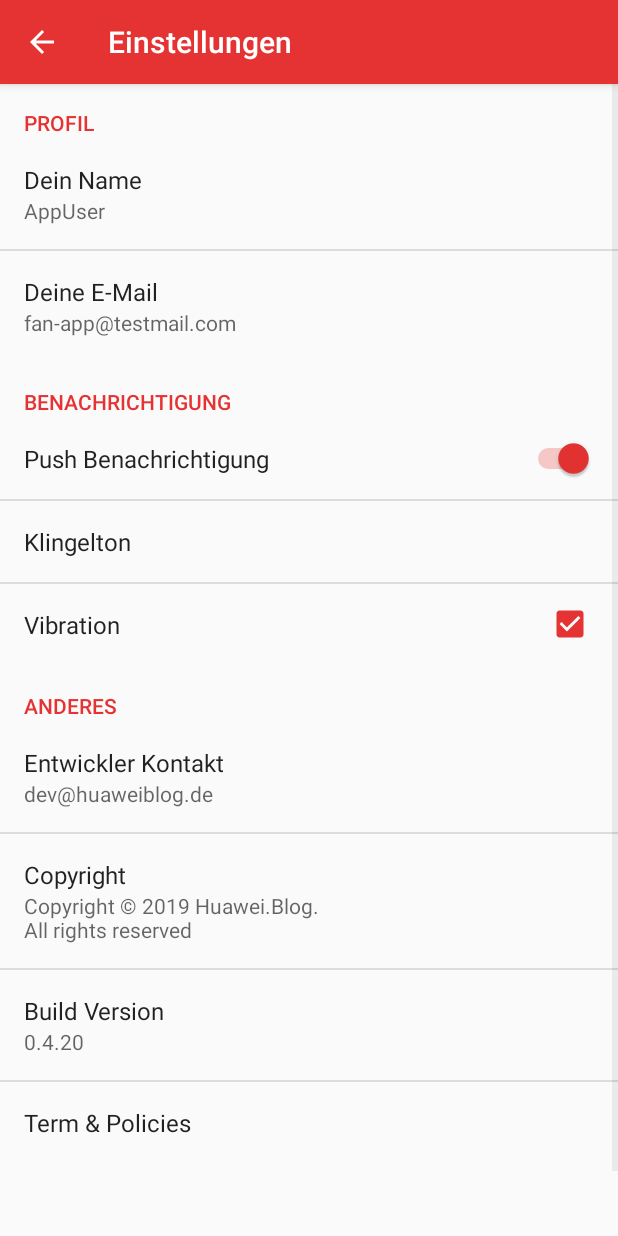
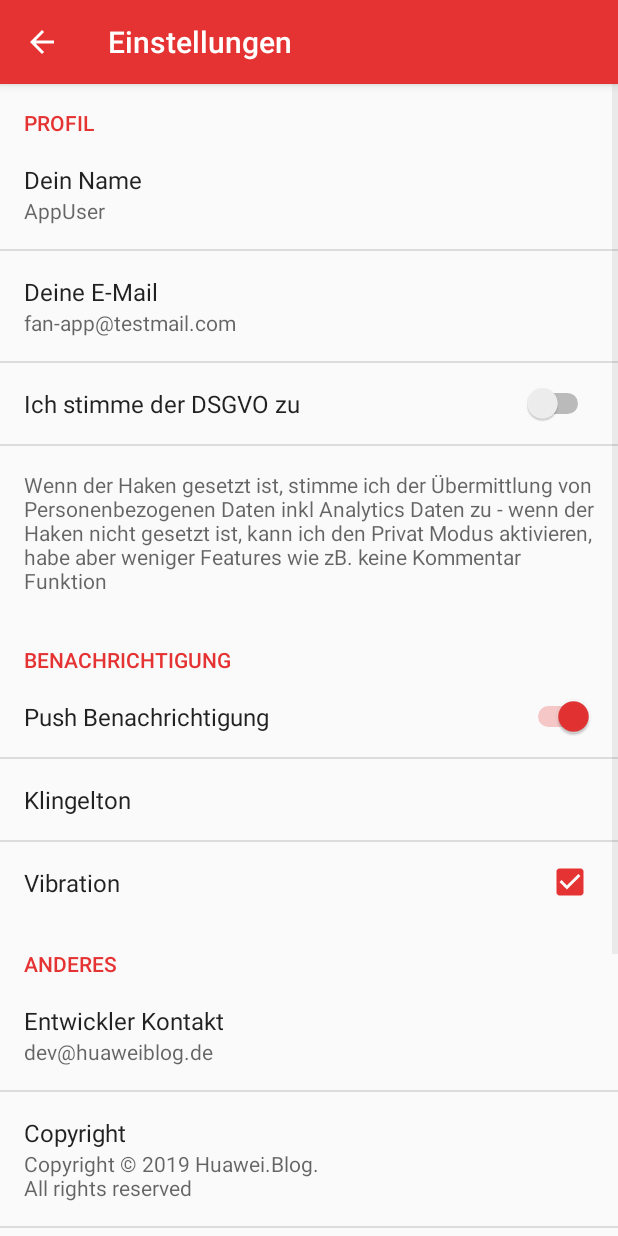
Before and after one commit to HUAWEIBlog/HUAWEI.Blog-Pro-App, an Android app: the ActivitySettings screen opened directly, with no data from a screen before it, on a phone screen of 412 x 824 dp. Run offline under Robolectric (Android 15) with nearby library versions, the phone set to English and light mode, and no system bars; our stand-ins replace Picasso; pictures from the network do not load.

Commit message:
Add Mokup for DSGVO

```diff
--- a/app/src/main/res/values/strings.xml
+++ b/app/src/main/res/values/strings.xml
@@ -68,6 +68,8 @@
     <string name="pref_title_build">Build Version</string>
     <string name="pref_title_term">Term &amp; Policies</string>
     <string name="pref_title_heart">Gemacht mit ❤ in Düsseldorf</string>
+    <string name="pref_title_dsgvo">Ich stimme der DSGVO zu</string>
+    <string name="pref_title_dsgvo_text">Wenn der Haken gesetzt ist, stimme ich der Übermittlung von Personenbezogenen Daten inkl Analytics Daten zu - wenn der Haken nicht gesetzt ist, kann ich den Privat Modus aktivieren, habe aber weniger Features wie zB. keine Kommentar Funktion</string>
     <string name="default_your_name">AppUser</string>
     <string name="default_your_email">fan-app@testmail.com</string>
     <string name="grant_permission_storage">Speicherzugriff gewähren</string>
--- a/app/src/main/res/xml/setting_preferences.xml
+++ b/app/src/main/res/xml/setting_preferences.xml
@@ -16,6 +16,14 @@
             android:key="@string/pref_title_email"
             android:summary="@string/default_your_email"
             android:title="@string/pref_title_email" />
+
+        <SwitchPreference
+            android:defaultValue="false"
+            android:key="@string/pref_title_dsgvo"
+            android:title="@string/pref_title_dsgvo" />
+
+        <Preference
+            android:summary="@string/pref_title_dsgvo_text"/>
 
     </PreferenceCategory>
 
```
